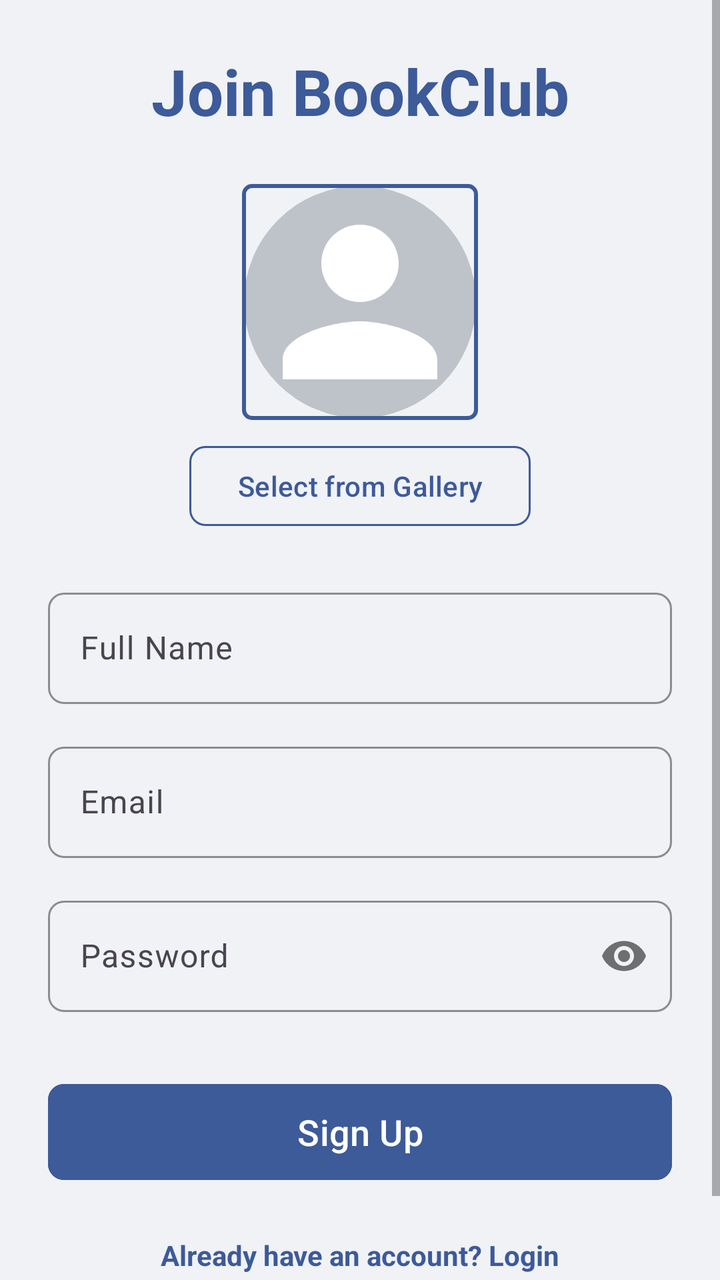
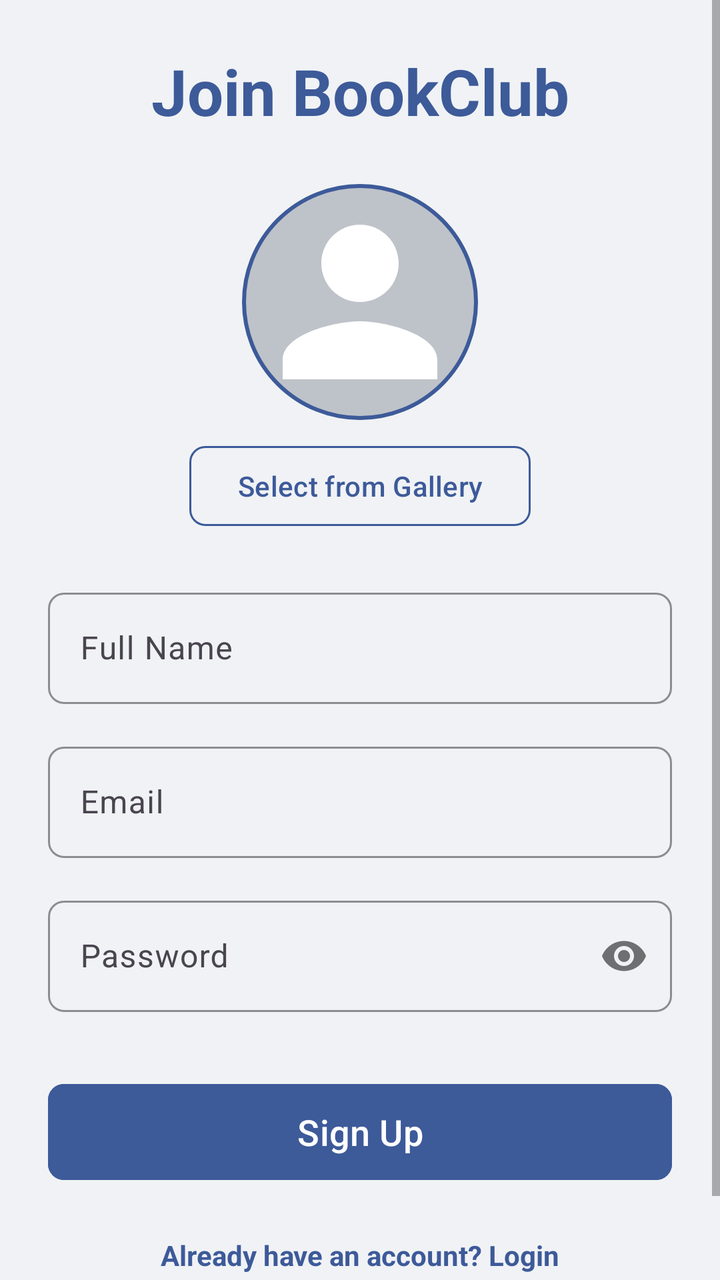

An Android layout rendered at two revisions. The XML below is the earlier revision; the diff shows what the commit changed to produce the second picture.
<!-- AndroidManifest.xml: application theme Theme.BookClub -->
<!-- res/layout/activity_register.xml -->
<?xml version="1.0" encoding="utf-8"?>
<androidx.constraintlayout.widget.ConstraintLayout xmlns:android="http://schemas.android.com/apk/res/android"
    xmlns:app="http://schemas.android.com/apk/res-auto"
    xmlns:tools="http://schemas.android.com/tools"
    android:layout_width="match_parent"
    android:layout_height="match_parent"
    android:background="@color/background"
    tools:context=".RegisterActivity">

    <ScrollView
        android:layout_width="match_parent"
        android:layout_height="match_parent">

        <androidx.constraintlayout.widget.ConstraintLayout
            android:layout_width="match_parent"
            android:layout_height="wrap_content"
            android:padding="24dp">

            <TextView
                android:id="@+id/tvLogo"
                android:layout_width="wrap_content"
                android:layout_height="wrap_content"
                android:text="Join BookClub"
                android:textColor="@color/primary"
                android:textSize="32sp"
                android:textStyle="bold"
                app:layout_constraintEnd_toEndOf="parent"
                app:layout_constraintStart_toStartOf="parent"
                app:layout_constraintTop_toTopOf="parent" />

            <com.google.android.material.imageview.ShapeableImageView
                android:id="@+id/ivProfilePreview"
                android:layout_width="120dp"
                android:layout_height="120dp"
                android:layout_marginTop="24dp"
                android:padding="2dp"
                android:scaleType="centerCrop"
                android:src="@drawable/avatar_default"
                app:layout_constraintEnd_toEndOf="parent"
                app:layout_constraintStart_toStartOf="parent"
                app:layout_constraintTop_toBottomOf="@id/tvLogo"
                app:shapeAppearanceOverlay="@style/ShapeAppearance.MaterialComponents.SmallComponent"
                app:strokeColor="@color/primary"
                app:strokeWidth="2dp" />

            <Button
                android:id="@+id/btnGallery"
                style="@style/BookClub.Button.Outlined"
                android:layout_width="wrap_content"
                android:layout_height="wrap_content"
                android:layout_marginTop="8dp"
                android:text="Select from Gallery"
                app:layout_constraintEnd_toEndOf="parent"
                app:layout_constraintStart_toStartOf="parent"
                app:layout_constraintTop_toBottomOf="@id/ivProfilePreview" />

            <com.google.android.material.textfield.TextInputLayout
                android:id="@+id/tilName"
                style="@style/BookClub.TextInput"
                android:layout_width="0dp"
                android:layout_height="wrap_content"
                android:layout_marginTop="24dp"
                android:hint="Full Name"
                app:layout_constraintEnd_toEndOf="parent"
                app:layout_constraintStart_toStartOf="parent"
                app:layout_constraintTop_toBottomOf="@id/btnGallery">

                <com.google.android.material.textfield.TextInputEditText
                    android:id="@+id/etName"
                    android:layout_width="match_parent"
                    android:layout_height="wrap_content"
                    android:inputType="textPersonName" />
            </com.google.android.material.textfield.TextInputLayout>

            <com.google.android.material.textfield.TextInputLayout
                android:id="@+id/tilEmail"
                style="@style/BookClub.TextInput"
                android:layout_width="0dp"
                android:layout_height="wrap_content"
                android:layout_marginTop="16dp"
                android:hint="Email"
                app:layout_constraintEnd_toEndOf="parent"
                app:layout_constraintStart_toStartOf="parent"
                app:layout_constraintTop_toBottomOf="@id/tilName">

                <com.google.android.material.textfield.TextInputEditText
                    android:id="@+id/etEmail"
                    android:layout_width="match_parent"
                    android:layout_height="wrap_content"
                    android:inputType="textEmailAddress" />
            </com.google.android.material.textfield.TextInputLayout>

            <com.google.android.material.textfield.TextInputLayout
                android:id="@+id/tilPassword"
                style="@style/BookClub.TextInput"
                android:layout_width="0dp"
                android:layout_height="wrap_content"
                android:layout_marginTop="16dp"
                android:hint="Password"
                app:passwordToggleEnabled="true"
                app:layout_constraintEnd_toEndOf="parent"
                app:layout_constraintStart_toStartOf="parent"
                app:layout_constraintTop_toBottomOf="@id/tilEmail">

                <com.google.android.material.textfield.TextInputEditText
                    android:id="@+id/etPassword"
                    android:layout_width="match_parent"
                    android:layout_height="wrap_content"
                    android:inputType="textPassword" />
            </com.google.android.material.textfield.TextInputLayout>

            <Button
                android:id="@+id/btnRegister"
                style="@style/BookClub.Button.Filled"
                android:layout_width="0dp"
                android:layout_height="56dp"
                android:layout_marginTop="32dp"
                android:text="Sign Up"
                android:textSize="18sp"
                app:layout_constraintEnd_toEndOf="parent"
                app:layout_constraintStart_toStartOf="parent"
                app:layout_constraintTop_toBottomOf="@id/tilPassword" />

            <TextView
                android:id="@+id/tvLogin"
                android:layout_width="wrap_content"
                android:layout_height="wrap_content"
                android:layout_marginTop="24dp"
                android:paddingBottom="24dp"
                android:text="Already have an account? Login"
                android:textColor="@color/primary"
                android:textStyle="bold"
                app:layout_constraintEnd_toEndOf="parent"
                app:layout_constraintStart_toStartOf="parent"
                app:layout_constraintTop_toBottomOf="@id/btnRegister" />

        </androidx.constraintlayout.widget.ConstraintLayout>
    </ScrollView>

    <ProgressBar
        android:id="@+id/progressBar"
        android:layout_width="wrap_content"
        android:layout_height="wrap_content"
        android:visibility="gone"
        app:layout_constraintBottom_toBottomOf="parent"
        app:layout_constraintEnd_toEndOf="parent"
        app:layout_constraintStart_toStartOf="parent"
        app:layout_constraintTop_toTopOf="parent"
        tools:visibility="visible" />

</androidx.constraintlayout.widget.ConstraintLayout>
<!-- resources referenced by this layout -->
<resources>
  <color name="background">#FFF0F2F5</color>
  <color name="primary">#FF3D5A99</color>
  <!-- drawable avatar_default (drawable) -->
  <?xml version="1.0" encoding="utf-8"?>
  <layer-list xmlns:android="http://schemas.android.com/apk/res/android">
      <item>
          <shape android:shape="oval">
              <solid android:color="#BEC3C9" />
          </shape>
      </item>
      <item
          android:gravity="center"
          android:width="16dp"
          android:height="16dp"
          android:drawable="@drawable/ic_person_silhouette" />
  </layer-list>
  <style name="BookClub.Button.Filled" parent="Widget.Material3.Button">
          <item name="android:backgroundTint">@color/primary</item>
          <item name="android:textColor">@color/white</item>
          <item name="android:textAllCaps">false</item>
          <item name="cornerRadius">8dp</item>
      </style>
  <style name="BookClub.Button.Outlined" parent="Widget.Material3.Button.OutlinedButton">
          <item name="strokeColor">@color/primary</item>
          <item name="android:textColor">@color/primary</item>
          <item name="android:textAllCaps">false</item>
          <item name="cornerRadius">8dp</item>
      </style>
  <style name="BookClub.TextInput" parent="Widget.Material3.TextInputLayout.OutlinedBox">
          <item name="boxCornerRadiusTopStart">8dp</item>
          <item name="boxCornerRadiusTopEnd">8dp</item>
          <item name="boxCornerRadiusBottomStart">8dp</item>
          <item name="boxCornerRadiusBottomEnd">8dp</item>
          <item name="boxStrokeColor">@color/primary</item>
          <item name="hintTextColor">@color/primary</item>
      </style>
  <style name="Theme.BookClub" parent="Base.Theme.BookClub" />
  <!-- drawable ic_person_silhouette (drawable) -->
  <?xml version="1.0" encoding="utf-8"?>
  <vector xmlns:android="http://schemas.android.com/apk/res/android"
      android:width="24dp"
      android:height="24dp"
      android:viewportWidth="24"
      android:viewportHeight="24">
      <path
          android:fillColor="#FFFFFF"
          android:pathData="M12,12c2.21,0 4,-1.79 4,-4s-1.79,-4 -4,-4 -4,1.79 -4,4 1.79,4 4,4zM12,14c-2.67,0 -8,1.34 -8,4v2h16v-2c0,-2.66 -5.33,-4 -8,-4z" />
  </vector>
  <color name="white">#FFFFFFFF</color>
  <style name="Base.Theme.BookClub" parent="Theme.Material3.DayNight.NoActionBar">
          <item name="colorPrimary">@color/primary</item>
          <item name="colorPrimaryDark">@color/primary_dark</item>
          <item name="colorOnPrimary">@color/white</item>
          <item name="android:windowBackground">@color/background</item>
          <item name="android:statusBarColor">@color/primary_dark</item>
          <item name="android:textColorPrimary">@color/text_primary</item>
          <item name="android:textColorSecondary">@color/text_secondary</item>
          <item name="android:forceDarkAllowed">false</item>
      </style>
  <color name="primary_dark">#FF2D4373</color>
  <color name="text_primary">#FF1C1E21</color>
  <color name="text_secondary">#FF65676B</color>
</resources>

<!-- the commit's change to res/layout/activity_register.xml (unified diff, before → after) -->
@@ -39,7 +39,7 @@
                 app:layout_constraintEnd_toEndOf="parent"
                 app:layout_constraintStart_toStartOf="parent"
                 app:layout_constraintTop_toBottomOf="@id/tvLogo"
-                app:shapeAppearanceOverlay="@style/ShapeAppearance.MaterialComponents.SmallComponent"
+                app:shapeAppearanceOverlay="@style/BookClub.Shape.Avatar"
                 app:strokeColor="@color/primary"
                 app:strokeWidth="2dp" />
 
<!-- resource entries referenced after the edit -->
@@ -28,6 +28,7 @@
           <item name="android:textAllCaps">false</item>
           <item name="cornerRadius">8dp</item>
       </style>
+  <style name="BookClub.Shape.Avatar" parent="ShapeAppearance.Material3.Corner.Full" />
   <style name="BookClub.TextInput" parent="Widget.Material3.TextInputLayout.OutlinedBox">
           <item name="boxCornerRadiusTopStart">8dp</item>
           <item name="boxCornerRadiusTopEnd">8dp</item>
